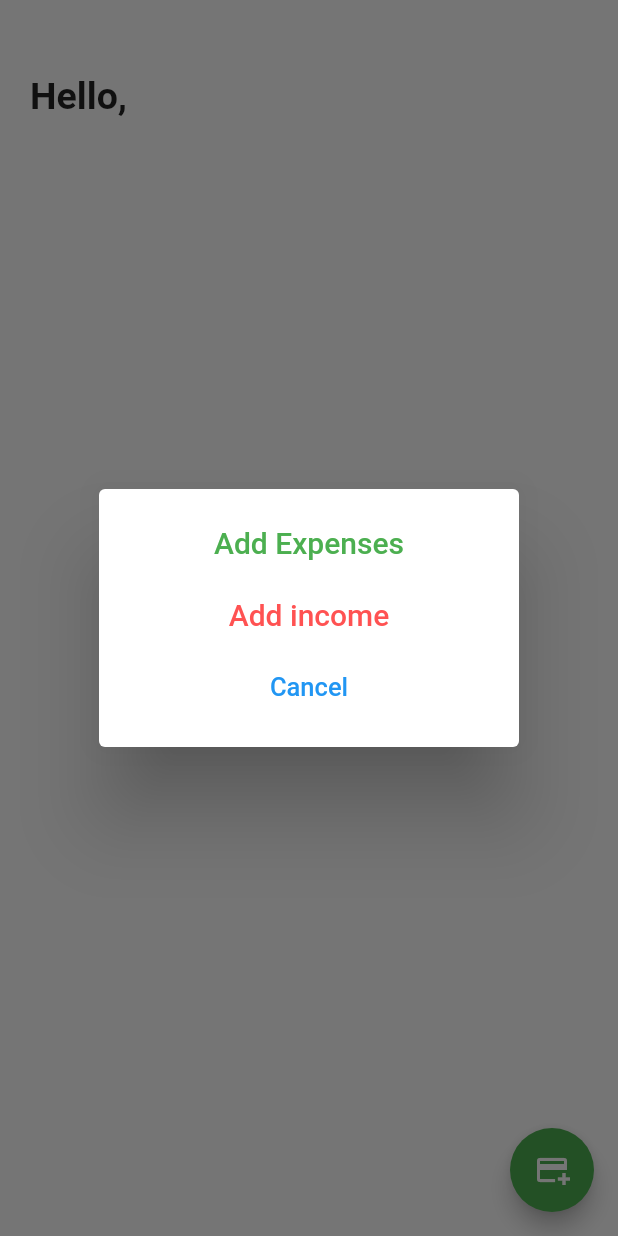
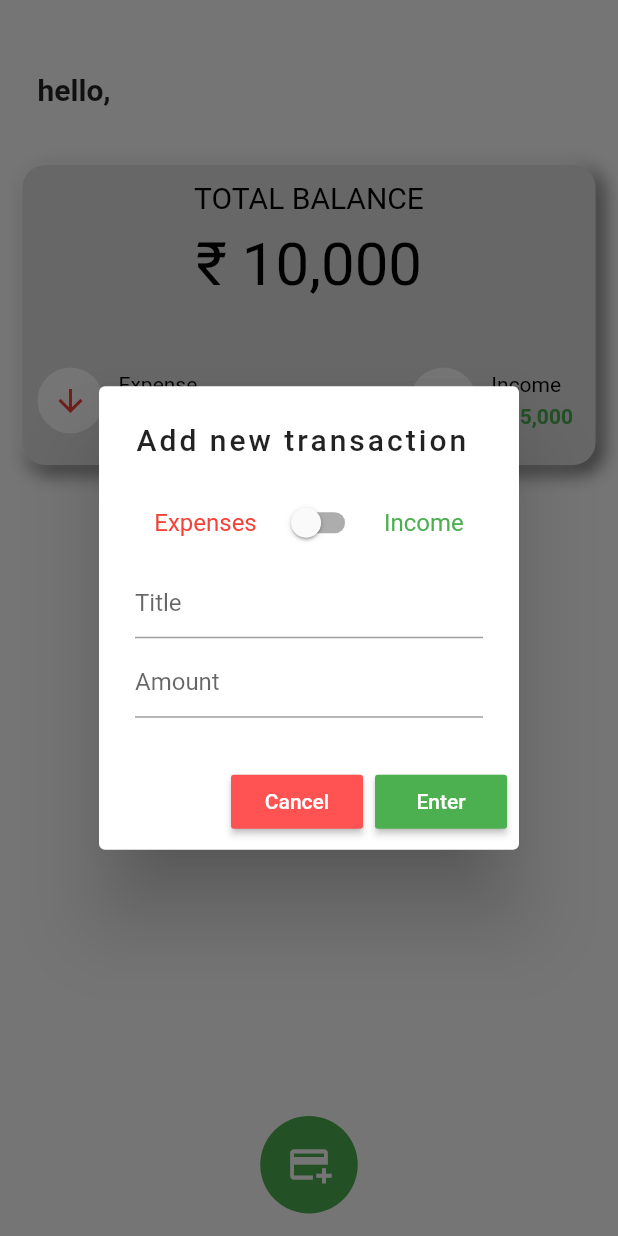
Before and after one commit to ajaysingh923/expenses-tracker-application, a Flutter app: the HomeScreen screen opened by its route, after a tap on the "add card" icon, on a phone screen of 412 x 824 dp. Run offline on Flutter 3.47's test engine with Material 2 defaults, Android fonts, the phone set to English and light mode, and no system bars; our stand-ins replace cloud_firestore, firebase_auth, firebase_core, get; accounts and stored records are empty.

Commit message:
updated home page

```diff
--- /dev/null
+++ b/lib/screens/account/controller/homescreen_details.dart
@@ -0,0 +1,173 @@
+
+import 'package:flutter/material.dart';
+
+class Homescreentop extends StatelessWidget {
+  const Homescreentop({super.key});
+
+  @override
+  Widget build(BuildContext context) {
+    return Container(
+      height: 65,
+      padding: const EdgeInsets.fromLTRB(10, 25, 0, 0),
+      alignment: Alignment.centerLeft,
+      color: Colors.white,
+      child: const Text('hello, ',
+          textAlign: TextAlign.start,
+          style: TextStyle(fontSize: 20, fontWeight: FontWeight.bold)),
+    );
+  }
+}
+
+class Homescreenbottom extends StatelessWidget {
+  final String balance;
+  final String expenses;
+  final String income;
+  const Homescreenbottom(
+      {super.key,
+      required this.balance,
+      required this.expenses,
+      required this.income});
+  @override
+  Widget build(BuildContext context) {
+    return Padding(
+            padding:const EdgeInsets.fromLTRB(0, 30, 0, 0),        child: Container(
+          decoration: BoxDecoration(
+              borderRadius: BorderRadius.circular(15),
+              color: Colors.grey[300],
+              boxShadow: [
+                BoxShadow(
+                  color: Colors.grey.shade700,
+                  spreadRadius: 1,
+                  blurRadius: 10,
+                  offset: const Offset(4.0, 4.0), // changes position of shadow
+                ),
+                const BoxShadow(
+                  color: Colors.white,
+                  spreadRadius: 1,
+                  blurRadius: 10,
+                  offset: Offset(-4.0, -4.0), // changes position of shadow
+                )
+              ]),
+          height: 200,
+          child: Center(
+            child: Column(
+              children: [
+                const Padding(
+                  padding: EdgeInsets.fromLTRB(0, 10, 0, 0),
+                  child: Text('TOTAL BALANCE',
+                      style: TextStyle(color: Colors.black, fontSize: 20)),
+                ),
+                Padding(
+                  padding: const EdgeInsets.fromLTRB(0, 10, 0, 0),
+                  child: Text('\₹' + balance,
+                      style:
+                          const TextStyle(color: Colors.black, fontSize: 40)),
+                ),
+                Padding(
+                  padding: const EdgeInsets.fromLTRB(10, 45, 15, 0),
+                  child: Row(
+                    mainAxisAlignment: MainAxisAlignment.spaceBetween,
+                    children: [
+                      Row(
+                        children: [
+                          Container(
+                            padding:const EdgeInsets.all(10),
+                            decoration:const BoxDecoration(
+                              shape: BoxShape.circle,
+                              color: Colors.white,
+                            ),
+                            child: const Center(
+                              child: Icon(
+                                Icons.arrow_downward,
+                                color: Colors.red,
+                              ),
+                            ),
+                          ),
+                          const SizedBox(
+                            width: 10,
+                          ),
+                          Column(
+                            crossAxisAlignment: CrossAxisAlignment.start,
+                            children: [
+                             const Text('Expense',
+                                  style: TextStyle(color:Colors.black)),
+                              const SizedBox(
+                                height: 5,
+                              ),
+                              Text('\₹' + expenses,
+                                  style: TextStyle(
+                                      color: Colors.redAccent,
+                                      fontWeight: FontWeight.bold)),
+                            ],
+                          )
+                        ],
+                      ),
+                      Row(
+                        children: [
+                          Container(
+                            padding:const EdgeInsets.all(10),
+                            decoration:const BoxDecoration(
+                              shape: BoxShape.circle,
+                              color: Colors.white,
+                            ),
+                            child: const Center(
+                              child: Icon(
+                                Icons.arrow_upward,
+                                color: Colors.green,
+                              ),
+                            ),
+                          ),
+                          const SizedBox(
+                            width: 10,
+                          ),
+                          Column(
+                            crossAxisAlignment: CrossAxisAlignment.start,
+                            children: [
+                              const Text('Income',
+                                  style: TextStyle(color: Colors.black)),
+                              const SizedBox(
+                                height: 5,
+                              ),
+                              Text('\₹' + income,
+                                  style: TextStyle(
+                                      color: Colors.green,
+                                      fontWeight: FontWeight.bold)),
+                            ],
+                          )
+                        ],
+                      ),
+                    ],
+                  ),
+                )
+              ],
+            ),
+          ),
+        ));
+  }
+}
+
+
+
+class Bottombutton extends StatelessWidget {
+  final function;
+
+  Bottombutton({this.function});
+
+  @override
+  Widget build(BuildContext context) {
+    return GestureDetector(
+      onTap: function,
+      child: Container(
+        height: 65,
+        width: 65,
+        decoration:const BoxDecoration(
+          color: Colors.green,
+          shape: BoxShape.circle,
+        ),
+        child:const Center(
+          child: Icon( Icons.add_card, color: Colors.white, size: 30)
+        ),
+      ),
+    );
+  }
+}
--- a/lib/screens/homescreen.dart
+++ b/lib/screens/homescreen.dart
@@ -1,6 +1,5 @@
 import 'package:flutter/material.dart';
-import 'package:flutter_application_2/screens/account/controller/account_controller.dart';
-import 'package:get/get.dart';
+import 'package:flutter_application_2/screens/account/controller/homescreen_details.dart';
 
 class HomeScreen extends StatefulWidget {
   static const router = '/HomeScreen';
@@ -11,143 +10,141 @@ class HomeScreen extends StatefulWidget {
 }
 
 class _HomeScreenState extends State<HomeScreen> {
-  void addnewincomeandexpenses() {
+  bool _isIncome = false;
+  final _formKey = GlobalKey<FormState>();
+  final amount = TextEditingController();
+  final name = TextEditingController();
+
+  void newTransaction() {
     showDialog(
         context: context,
-        builder: (context) => SimpleDialog(
-              children: <Widget>[
-                TextButton(
-                  onPressed: addnewExpenses,
-                  child: Text(
-                    'Add Expenses',
-                    style: TextStyle(fontSize: 20),
+        builder: (BuildContext context) {
+          return StatefulBuilder(
+            builder: (BuildContext context, setState) {
+              return AlertDialog(
+                title: const Text(
+                  'Add new transaction',
+                  style: TextStyle(letterSpacing: 2),
                 ),
-                  style: TextButton.styleFrom(
-                    primary: Colors.green,
+                content: SingleChildScrollView(
+                  child: Column(
+                    children: [
+                      Row(
+                        mainAxisAlignment: MainAxisAlignment.spaceEvenly,
+                        children: [
+                          const Text(
+                            'Expenses',
+                            style: TextStyle(color: Colors.red),
                           ),
+                          Switch(
+                            value: _isIncome,
+                            onChanged: (newValue) {
+                              setState(() {
+                                _isIncome = newValue;
+                              });
+                            },
                           ),
-
-                TextButton(
-                  onPressed: addnewExpenses,
-                  child: Text('Add income',
-                    style: TextStyle(fontSize: 20),
+                          const Text(
+                            'Income',
+                            style: TextStyle(color: Colors.green),
                           ),
-                  style: TextButton.styleFrom(
-                    primary: Colors.redAccent,
-
+                        ],
                       ),
+                      const SizedBox(
+                        height: 5,
                       ),
-                TextButton(
-                  onPressed: () {
-                    Get.back();
-                  },
-                  child: const Text('Cancel',
-                    style: TextStyle(fontSize: 17),
+                      Row(
+                        children: [
+                          Expanded(
+                            child: TextField(
+                              decoration: const InputDecoration(
+                                hintText: 'Title',
                               ),
-                ),
-
-              ],
-            ));
-  }
-
-  void addnewIncome() {
-    showDialog(
-        context: context,
-        builder: (context) => AlertDialog(
-              title: const Text('Add new income'),
-              content: Column(
-                mainAxisSize: MainAxisSize.min,
-                children: [
-                  TextFormField(
-                    decoration: const InputDecoration(
-                      labelText: 'Name',
-                    ),
-                  ),
-                  TextFormField(
-                    decoration: const InputDecoration(
-                      labelText: 'Amount',
+                              controller: name,
                             ),
                           ),
                         ],
                       ),
-              actions: [
-                TextButton(
-                  onPressed: () {
-                    Get.back();
+                      const SizedBox(
+                        height: 5,
+                      ),
+                      Row(
+                        children: [
+                          Expanded(
+                            child: Form(
+                              key: _formKey,
+                              child: TextFormField(
+                                decoration: const InputDecoration(
+                                  hintText: 'Amount',
+                                ),
+                                validator: (text) {
+                                  if (text == null || text.isEmpty) {
+                                    return 'Enter an amount';
+                                  }
+                                  return null;
                                 },
-                  child: const Text('Cancel'),
+                                controller: amount,
                               ),
-                TextButton(
-                  onPressed: () {
-                    Get.back();
-                  },
-                  child: const Text('Save'),
-                ),
-              ],
-            ));
-  }
-
-  void addnewExpenses() {
-    showDialog(
-        context: context,
-        builder: (context) => AlertDialog(
-              title: const Text('Add new expenses'),
-              content: Column(
-                mainAxisSize: MainAxisSize.min,
-                children: [
-                  TextFormField(
-                    decoration: const InputDecoration(
-                      labelText: 'Name',
-                    ),
-                  ),
-                  TextFormField(
-                    decoration: const InputDecoration(
-                      labelText: 'Amount',
                             ),
                           ),
                         ],
                       ),
-              actions: [
-                TextButton(
+                    ],
+                  ),
+                ),
+                actions: <Widget>[
+                  MaterialButton(
+                    color: Colors.redAccent,
+                    child: const Text('Cancel',
+                        style: TextStyle(color: Colors.white)),
                     onPressed: () {
-                    Get.back();
+                      Navigator.of(context).pop();
+                      name.clear();
+                      amount.clear();
                     },
-                  child: const Text('Cancel'),
                   ),
-                TextButton(
+                  MaterialButton(
+                    color: Colors.green,
+                    child: const Text('Enter',
+                        style: TextStyle(color: Colors.white)),
                     onPressed: () {
-                    Get.back();
+                      if (_formKey.currentState!.validate()) {
+                        Navigator.of(context).pop();
+                        name.clear();
+                        amount.clear();
+                      }
                     },
-                  child: const Text('Save'),
-                ),
+                  )
                 ],
-            ));
+              );
+            },
+          );
+        });
   }
-
 
   @override
   Widget build(BuildContext context) {
     return Scaffold(
-        floatingActionButton: FloatingActionButton(
-          onPressed: addnewincomeandexpenses,
-          backgroundColor: Colors.green,
-          child: const Icon(Icons.add_card),
-
+        backgroundColor: Colors.white,
+        body: Padding(
+          padding: const EdgeInsets.all(15.0),
+          child: Column(children: [
+            const Homescreentop(),
+            const Homescreenbottom(
+              balance: ' 10,000',
+              expenses: ' 5,000',
+              income: ' 15,000',
             ),
-        body: GetBuilder<Account>(
-          builder: (controller) {
-            controller.getdata();
-            return Container(
-                height: Get.height,
-                width: Get.width,
-                color: Colors.white,
-                child: Padding(
-                  padding: EdgeInsets.fromLTRB(20, Get.height * 0.06, 10, 20),
-                  child: Text('Hello, ${controller.myUsername}',
-                      style: const TextStyle(
-                          fontSize: 25, fontWeight: FontWeight.bold)),
-                ));
-          },
+            Expanded(
+                child: Container(
+              child: const Center(
+                child: Text('No Transaction History'),
+              ),
+            )),
+            Bottombutton(
+              function: newTransaction,
+            ),
+          ]),
         ));
   }
 }
```
Also changed, not shown: lib/main.dart (+5 -5 lines), lib/screens/account/controller/plusbutton_controller.dart (added). Lines whose indentation alone changed are shown as unchanged.
